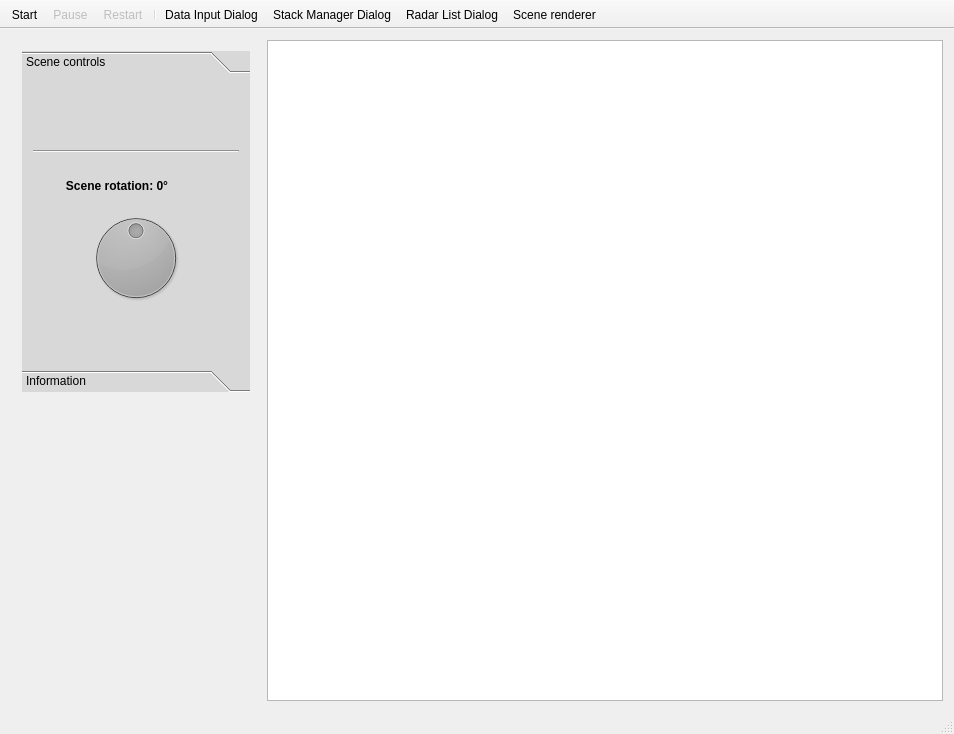
Before: the Qt Designer form DACUSN/mainwindow.ui in Gresthorn/DACUSN, drawn with Qt 5.
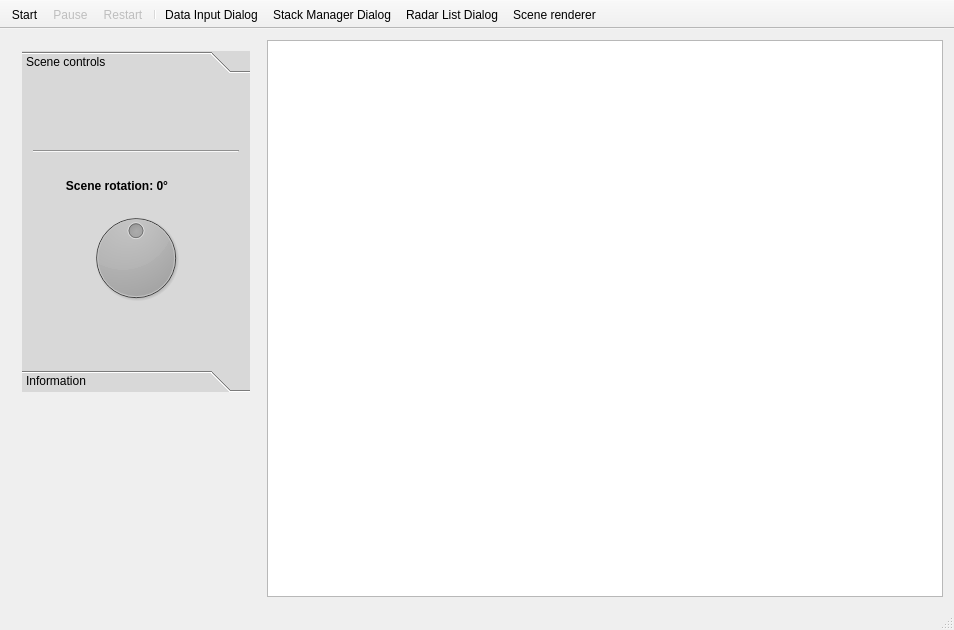
After: the same form once the commit is applied. Icons and pictures are not drawn.

Patch:
```diff
--- a/DACUSN/mainwindow.ui
+++ b/DACUSN/mainwindow.ui
@@ -7,7 +7,7 @@
     <x>0</x>
     <y>0</y>
     <width>954</width>
-    <height>734</height>
+    <height>630</height>
    </rect>
   </property>
   <property name="minimumSize">
```
Left out of the diff: 89 changed lines with no effect on the pictures.
